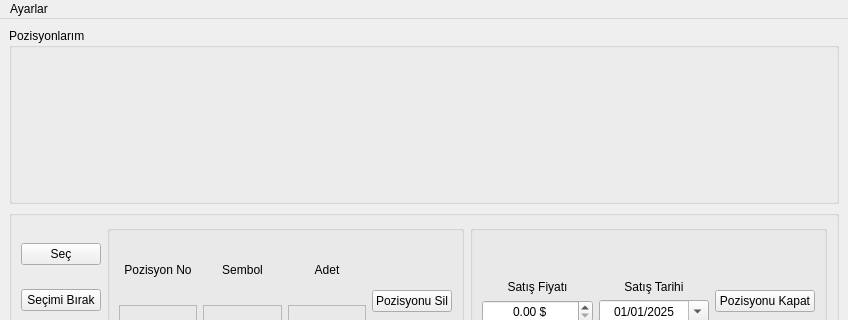
This is gui/mainwindow.ui in cihansenyuz/tax-calc as Qt 5 draws it before an edit; both pictures show x 0 to 848 and y 0 to 320 of the 848 by 600 pixel window. The edited form follows.
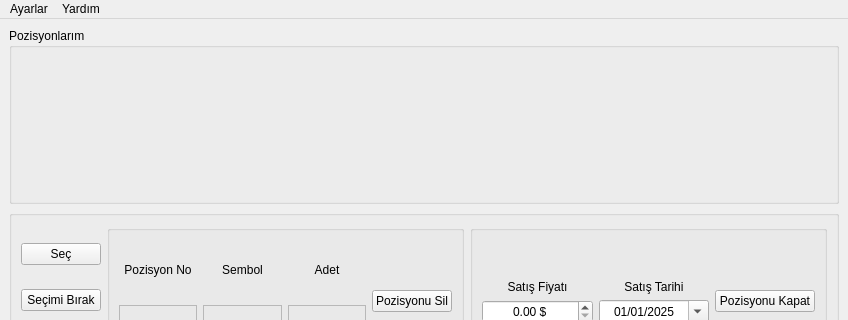
This is the edited form.

Commit message: feat: rename menuAyarlar to menuSettings and add actionEVDSKeyHelp

Diff of the .ui file:
```diff
--- a/gui/mainwindow.ui
+++ b/gui/mainwindow.ui
@@ -528,13 +528,20 @@
      <height>23</height>
     </rect>
    </property>
-   <widget class="QMenu" name="menuAyarlar">
+   <widget class="QMenu" name="menuSettings">
     <property name="title">
      <string>Ayarlar</string>
     </property>
     <addaction name="actionEVDSKey"/>
    </widget>
-   <addaction name="menuAyarlar"/>
+   <widget class="QMenu" name="menuHelp">
+    <property name="title">
+     <string>Yardım</string>
+    </property>
+    <addaction name="actionEVDSKeyHelp"/>
+   </widget>
+   <addaction name="menuSettings"/>
+   <addaction name="menuHelp"/>
   </widget>
   <widget class="QStatusBar" name="statusbar"/>
   <action name="actionEVDSKey">
```
Left out of the diff: 5 changed lines with no effect on the pictures.
